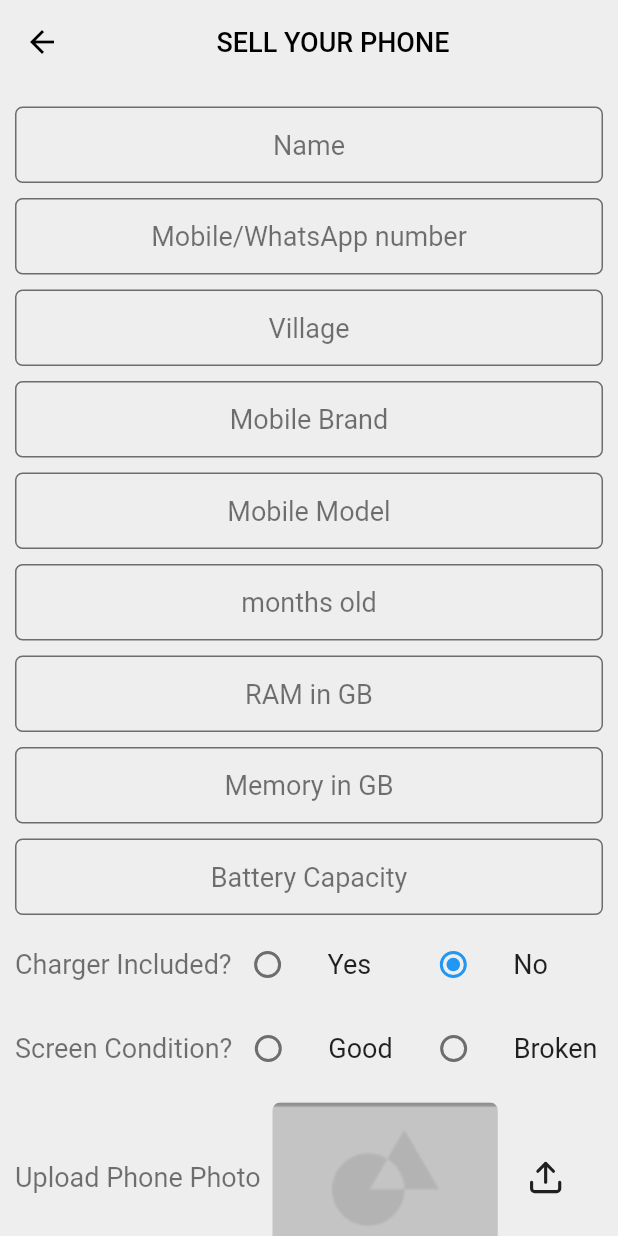
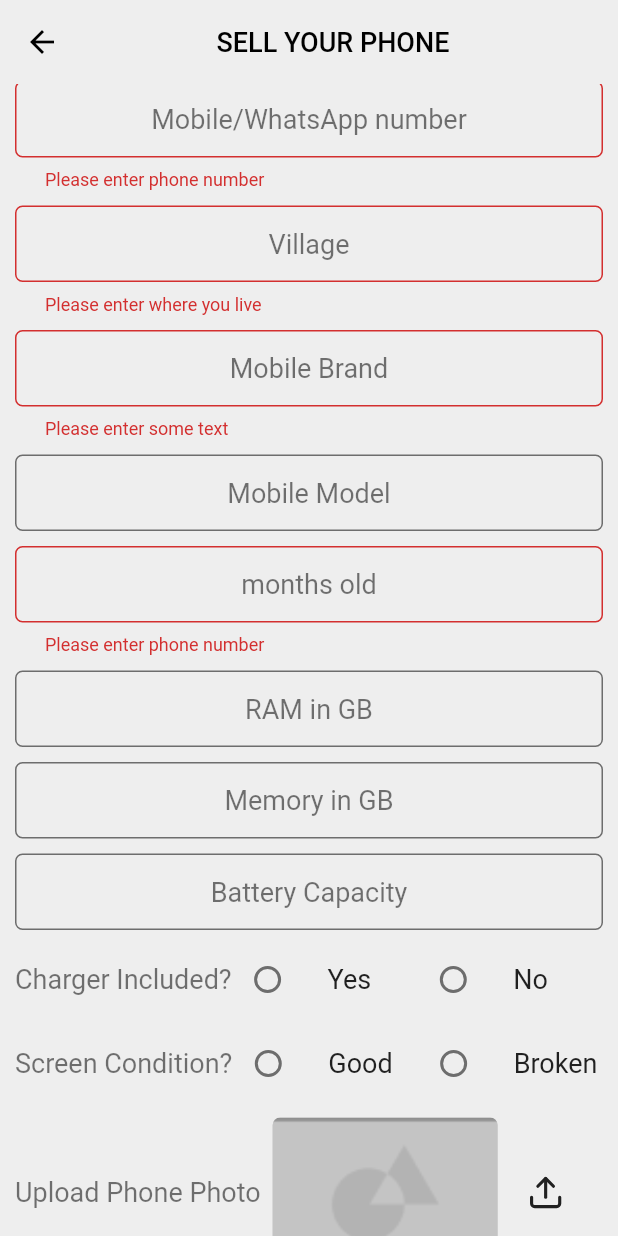
Before and after one commit to tc2n/secohand, a Flutter app: the screen it shows after launch, item 3 of the bottom bar chosen, scrolled down 100 dp, after a tap on "SUBMIT", on a phone screen of 412 x 824 dp. Run offline on Flutter 3.47's test engine with Material 2 defaults, Android fonts, the phone set to English and light mode, and no system bars; our stand-ins replace cloud_firestore, firebase_core, flutter_feather_icons, flutter_svg, google_fonts, image_picker; accounts and stored records are empty.

Commit message:
Added submit phone successfully

```diff
--- /dev/null
+++ b/lib/firebase_repository/firebase_repository.dart
@@ -0,0 +1,3 @@
+export 'src/firebase_functions_repository.dart';
+export 'src/models/models.dart';
+export 'src/firebase_repository.dart';
--- /dev/null
+++ b/lib/firebase_repository/src/entities/entities.dart
@@ -0,0 +1 @@
+export 'phone_entity.dart';
--- /dev/null
+++ b/lib/firebase_repository/src/entities/phone_entity.dart
@@ -0,0 +1,119 @@
+import 'dart:io';
+import 'package:cloud_firestore/cloud_firestore.dart';
+
+//* This will be used to interact with Firebase, convert to/from Firebase form.
+class PhoneEntity {
+  final String id;
+  final String name;
+  final String number;
+  final String village;
+  final String company;
+  final String model;
+  final int old;
+  final int ram;
+  final int memory;
+  final int battery;
+  final bool charger;
+  final String screen;
+  // final File image;
+  final bool approved;
+  final int price;
+
+  PhoneEntity(
+      this.id,
+      this.name,
+      this.number,
+      this.village,
+      this.company,
+      this.model,
+      this.old,
+      this.ram,
+      this.memory,
+      this.battery,
+      this.charger,
+      this.screen,
+      // this.image,
+      this.approved,
+      this.price
+      );
+
+  Map<String, Object> toJson() {
+    return {
+      "id": id,
+      "name": name,
+      "number": number,
+      "village": village,
+      "company": company,
+      "model": model,
+      "old":old,
+      "ram": ram,
+      "memory": memory,
+      "battery": battery,
+      "charger": charger,
+      "screen" : screen,
+      "approved" : approved,
+      "price" : price
+    };
+  }
+
+  @override
+  String toString() {
+    return "PhoneEntity($name, $company, $model, $old)";
+  }
+
+  static PhoneEntity fromJson(Map<String, Object> json) {
+    return PhoneEntity(
+      json["id"] as String,
+      json["name"] as String,
+      json["number"] as String,
+      json["village"] as String,
+      json["company"] as String,
+      json["model"] as String,
+      json["old"] as int,
+      json["ram"] as int,
+      json["memory"] as int,
+      json["battery"] as int,
+      json["charger"] as bool,
+      json["screen"] as String,
+      json["approved"] as bool,
+      json["price"] as int,
+    );
+  }
+
+  static PhoneEntity fromSnapshot(DocumentSnapshot snap) {
+    return PhoneEntity(
+      snap.id,
+      snap.data()['name'],
+      snap.data()['number'],
+      snap.data()['village'],
+      snap.data()['company'],
+      snap.data()['model'],
+      snap.data()['old'],
+      snap.data()['ram'],
+      snap.data()['memory'],
+      snap.data()['battery'],
+      snap.data()['charger'],
+      snap.data()['screen'],
+      snap.data()['approved'],
+      snap.data()['price']
+    );
+  }
+
+   Map<String, Object> toDocument() {
+    return {
+      "name": name,
+      "number": number,
+      "village": village,
+      "company": company,
+      "model": model,
+      "old":old,
+      "ram": ram,
+      "memory": memory,
+      "battery": battery,
+      "charger": charger,
+      "screen" : screen,
+      "approved" : approved,
+      "price" : price
+    };
+  }
+}
--- /dev/null
+++ b/lib/firebase_repository/src/firebase_functions_repository.dart
@@ -0,0 +1,24 @@
+import 'dart:async';
+
+import 'package:cloud_firestore/cloud_firestore.dart';
+import 'package:secohand/firebase_repository/firebase_repository.dart';
+import 'entities/entities.dart';
+
+class FirebasePhoneRepository implements PhonesRepository {
+  final phonesCollection = FirebaseFirestore.instance.collection('phones');
+
+  @override
+  Future<void> addNewPhone(PhoneInfo data) {
+    return phonesCollection.add(data.toEntity().toDocument());
+  }
+
+  @override
+  Stream<List<PhoneInfo>> approvedPhones(String id) {
+    return phonesCollection.snapshots().map((snapshot) {
+      return snapshot.docs
+          .where((element) => element.data()['approved'] == true)
+          .map((doc) => PhoneInfo.fromEntity(PhoneEntity.fromSnapshot(doc)))
+          .toList();
+    });
+  }
+}
--- /dev/null
+++ b/lib/firebase_repository/src/firebase_repository.dart
@@ -0,0 +1,14 @@
+import 'dart:async';
+
+import 'package:secohand/firebase_repository/firebase_repository.dart';
+import 'package:secohand/firebase_repository/src/models/models.dart';
+
+abstract class PhonesRepository {
+  Future<void> addNewPhone(PhoneInfo data);
+
+  // Future<void> deletePhone(PhoneInfo data);
+
+  Stream<List<PhoneInfo>> approvedPhones(String id);
+
+  // Future<void> updatePhone(PhoneInfo data);
+}
--- /dev/null
+++ b/lib/firebase_repository/src/models/models.dart
@@ -0,0 +1 @@
+export 'phone.dart';
--- /dev/null
+++ b/lib/firebase_repository/src/models/phone.dart
@@ -0,0 +1,100 @@
+import 'package:meta/meta.dart';
+import '../entities/entities.dart';
+
+@immutable
+class PhoneInfo {
+  final String id;
+  final String name;
+  final String number;
+  final String village;
+  final String company;
+  final String model;
+  final int old;
+  final int ram;
+  final int memory;
+  final int battery;
+  final bool charger;
+  final String screen;
+  // final File image;
+  final bool approved;
+  final int price;
+
+  PhoneInfo(
+      {String id,
+      this.name,
+      this.number,
+      this.village,
+      this.company,
+      this.model,
+      this.old,
+      this.ram,
+      this.memory,
+      this.battery,
+      this.charger,
+      this.screen,
+      // this.image,
+      this.approved=false,
+      this.price}) : this.id = id;
+
+  PhoneInfo copyWith(
+      {String id,
+  String name,
+  String number,
+  String village,
+  String company,
+  String model,
+  int old,
+  int ram,
+  int memory,
+  int battery,
+  bool charger,
+  String screen,
+  // File image,
+  bool approved,
+  int price,}) {
+    return PhoneInfo(
+        id: id ?? this.id,
+        name:  name ?? this.name,
+        number: number ?? this.number,
+        village: village ?? this.village,
+        company: company ?? this.company,
+        model: model ?? this.model,
+        old: old ?? this.old,
+        ram: ram ?? this.ram,
+        memory: memory ?? this.memory,
+        battery: battery ?? this.battery,
+        charger: charger ?? this.charger,
+        screen: screen ?? this.screen,
+        approved: approved ?? this.approved,
+        price: price ?? this.price
+         );
+  }
+
+  @override
+  String toString() {
+    return "Order($id, $name, $company, $model, $old)";
+  }
+
+  PhoneEntity toEntity() {
+    return PhoneEntity(id, name, number, village, company, model, old, ram , memory , battery, charger, screen, approved, price);
+  }
+
+  static PhoneInfo fromEntity(PhoneEntity entity) {
+    return PhoneInfo(
+        id: entity.id,
+        name : entity.name,
+        number: entity.number,
+        village: entity.village,
+        company: entity.company,
+        model: entity.model,
+        old: entity.old,
+        ram: entity.ram,
+        memory: entity.memory,
+        battery: entity.battery,
+        charger: entity.charger,
+        screen: entity.screen,
+        approved: entity.approved,
+        price: entity.price,
+        );
+  }
+}
--- a/lib/main.dart
+++ b/lib/main.dart
@@ -1,12 +1,16 @@
+import 'package:firebase_core/firebase_core.dart';
 import 'package:flutter/material.dart';
+import 'package:secohand/constant.dart';
 import 'package:secohand/pages/findAPhone.dart';
 
 void main() {
+  WidgetsFlutterBinding.ensureInitialized();
   runApp(MyApp());
 }
 
 class MyApp extends StatelessWidget {
-  // This widget is the root of your application.
+  final Future<FirebaseApp> _initialization = Firebase.initializeApp();
+
   @override
   Widget build(BuildContext context) {
     return MaterialApp(
@@ -15,7 +19,23 @@ class MyApp extends StatelessWidget {
         primarySwatch: Colors.blue,
         visualDensity: VisualDensity.adaptivePlatformDensity,
       ),
-      home: FindAPhone(),
+      home: FutureBuilder(
+        future: _initialization,
+        builder: (context, snapshot){
+        if(snapshot.hasError){
+          return Center(child: Text('Some Error occured'));
+        }
+        if (snapshot.connectionState == ConnectionState.done) {
+          return FindAPhone();
+        }
+        return Scaffold(
+          backgroundColor: background,
+          body: Center(child: Column(children: [
+            Image.asset('images/logoapp.png'),
+            CircularProgressIndicator(),
+          ],),),
+        );
+      }),
     );
   }
 }
--- a/lib/pages/findAPhone.dart
+++ b/lib/pages/findAPhone.dart
@@ -4,6 +4,7 @@ import 'package:secohand/components/phoneCard.dart';
 import 'package:secohand/constant.dart';
 import 'package:secohand/components/filterChip.dart';
 import 'package:flutter_svg/flutter_svg.dart';
+import 'package:secohand/firebase_repository/firebase_repository.dart';
 import 'package:secohand/pages/product.dart';
 import 'package:secohand/pages/sellYourPhone.dart';
 
--- a/lib/pages/sellYourPhone.dart
+++ b/lib/pages/sellYourPhone.dart
@@ -5,6 +5,7 @@ import 'package:flutter_feather_icons/flutter_feather_icons.dart';
 import 'package:secohand/constant.dart';
 import 'package:secohand/components/textbox.dart';
 import 'package:image_picker/image_picker.dart';
+import 'package:secohand/firebase_repository/firebase_repository.dart';
 
 class SellYourPhone extends StatefulWidget {
   @override
@@ -21,15 +22,32 @@ class _SellYourPhoneState extends State<SellYourPhone> {
   final TextEditingController _ramController = TextEditingController();
   final TextEditingController _memoryController = TextEditingController();
   final TextEditingController _batteryController = TextEditingController();
-  bool _chargerValue = false;
+  bool _chargerValue;
   String _screenConditon = 'not mentioned';
   File _image;
   final picker = ImagePicker();
+  final _formKey = GlobalKey<FormState>();
+
+  final PhonesRepository _phonesRepository = FirebasePhoneRepository();
+
+  clearAll(){
+    _nameController.clear();
+    _numberController.clear();
+    _villageController.clear();
+    _brandController.clear();
+    _modelController.clear();
+    _ageController.clear();
+    _ramController.clear();
+    _memoryController.clear();
+    _batteryController.clear();
+    _chargerValue=null;
+    _screenConditon='not mentioned';
+    _image = null;
+  }
 
   Future getImageFromCamera() async {
     final pickedFile =
         await picker.getImage(source: ImageSource.camera, imageQuality: 50);
-
     setState(() {
       _image = File(pickedFile.path);
     });
@@ -76,7 +94,7 @@ class _SellYourPhoneState extends State<SellYourPhone> {
 
   @override
   Widget build(BuildContext context) {
-    Size size = MediaQuery.of(context).size;
+    // Size size = MediaQuery.of(context).size;
     return Scaffold(
       backgroundColor: background,
       appBar: AppBar(
@@ -97,10 +115,12 @@ class _SellYourPhoneState extends State<SellYourPhone> {
           )
         ],
       ),
-      body: SingleChildScrollView(
+      body: Builder(builder: (BuildContext context) {
+        return SingleChildScrollView(
           child: Padding(
             padding: const EdgeInsets.all(10.0),
             child: Form(
+              key: _formKey,
               child: Column(
                 children: [
                   TextBox(
@@ -294,18 +314,51 @@ class _SellYourPhoneState extends State<SellYourPhone> {
                           })
                     ],
                   ),
-
+                  //-//-//-//-//-//-//-//-//-//-//-//-//-//-//-//-//-//-//-//-//-//-//-//-//-//-//-//-//-//-//-//-//-//-//
+                  //-//-//-//-//-//-//-//-//-//-//-//-//-//-//-//-//-//-//-//-//-//-//-//-//-//-//-//-//-//-//-//-//-//-//
                   Padding(
                     padding: const EdgeInsets.symmetric(vertical: 10),
                     child: Hero(
                       tag: 'button',
                       child: RawMaterialButton(
-                      onPressed: () {
-                        Navigator.push(
-                          context,
-                          MaterialPageRoute(
-                              builder: (context) => SellYourPhone()),
-                        );
+                        onPressed: () async {
+                          if (_formKey.currentState.validate()) {
+                            try {
+                              Scaffold.of(context)
+                                ..hideCurrentSnackBar()
+                                ..showSnackBar(SnackBar(
+                                  content: Text('Sending your request...'),
+                                ));
+                              await _phonesRepository.addNewPhone(PhoneInfo(
+                                  name: _nameController.text,
+                                  number: _numberController.text,
+                                  village: _villageController.text,
+                                  company: _brandController.text,
+                                  model: _modelController.text,
+                                  old: int.parse(_ageController.text),
+                                  ram: int.parse(_ramController.text),
+                                  memory: int.parse(_memoryController.text),
+                                  battery: int.parse(_batteryController.text),
+                                  charger: _chargerValue,
+                                  screen: _screenConditon));
+
+                            } catch (e) {
+                              Scaffold.of(context)
+                                ..hideCurrentSnackBar()
+                                ..showSnackBar(SnackBar(
+                                  content: Text('Order Failure'),
+                                  backgroundColor: Colors.red,
+                                ));
+                            }
+                            clearAll();
+                          Scaffold.of(context)
+                            ..hideCurrentSnackBar()
+                            ..showSnackBar(SnackBar(
+                              content: Text('Success'),
+                              backgroundColor: Colors.green,
+                            ));
+                          }
+
                         },
                         constraints: BoxConstraints(),
                         elevation: 5.0,
@@ -314,7 +367,8 @@ class _SellYourPhoneState extends State<SellYourPhone> {
                                 'SUBMIT',
                                 style: buttonText,
                               ),
-                      padding: EdgeInsets.symmetric(vertical: 15, horizontal: 30),
+                        padding:
+                            EdgeInsets.symmetric(vertical: 15, horizontal: 30),
                         shape: RoundedRectangleBorder(
                           borderRadius: BorderRadius.circular(100),
                         ),
@@ -325,7 +379,8 @@ class _SellYourPhoneState extends State<SellYourPhone> {
               ),
             ),
           ),
-      ),
+        );
+      }),
     );
   }
 }
--- a/pubspec.yaml
+++ b/pubspec.yaml
@@ -32,6 +32,8 @@ dependencies:
   flutter_feather_icons: ^1.0.3
   flutter_svg: ^0.19.0
   image_picker: ^0.6.7+7
+  cloud_firestore: ^0.14.0+2
+  firebase_core: ^0.5.0
 
 dev_dependencies:
   flutter_test:
```
Also changed, not shown: images/logoapp.png (added), pubspec.lock, 3 other files. Lines whose indentation alone changed are shown as unchanged.
